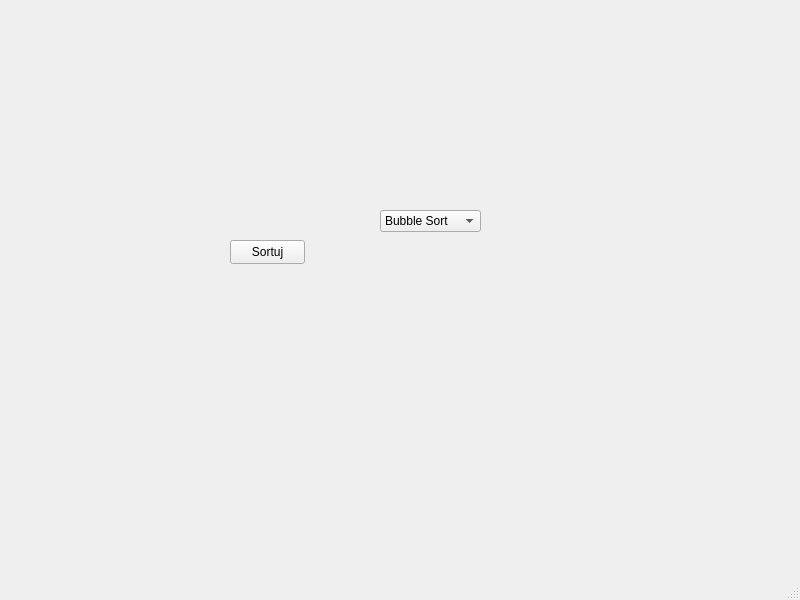
Above: algovisualizer.ui from FilipKocz/AlgoritmVisualizer before the change. Below: the same form after it.
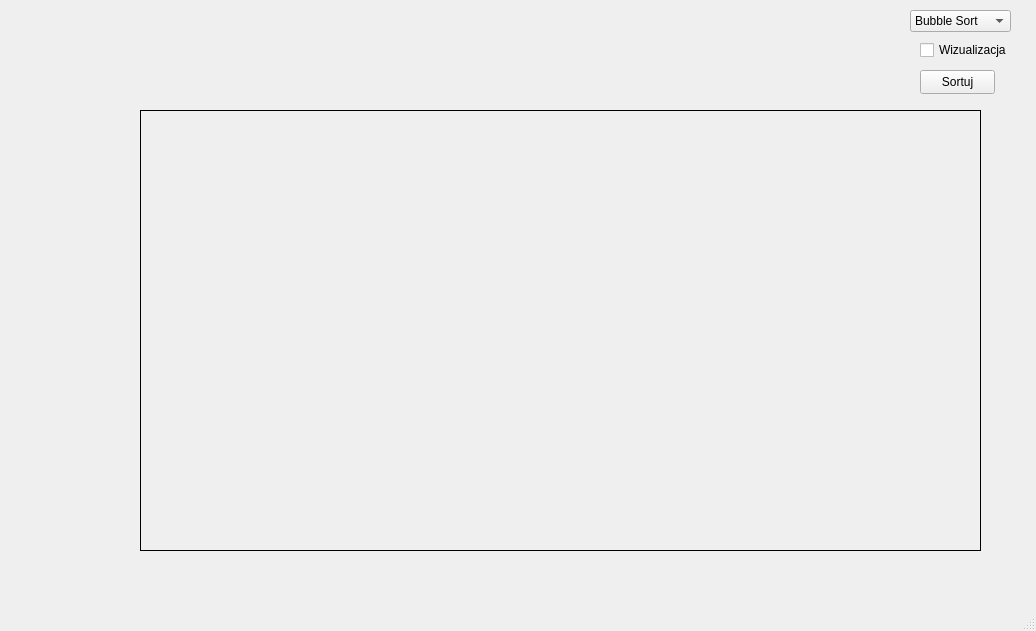
That is the form after the change.

```diff
--- a/algovisualizer.ui
+++ b/algovisualizer.ui
@@ -6,8 +6,8 @@
    <rect>
     <x>0</x>
     <y>0</y>
-    <width>800</width>
-    <height>600</height>
+    <width>1036</width>
+    <height>631</height>
    </rect>
   </property>
   <property name="windowTitle">
@@ -17,8 +17,8 @@
    <widget class="QComboBox" name="algoSelector">
     <property name="geometry">
      <rect>
-      <x>380</x>
-      <y>210</y>
+      <x>910</x>
+      <y>10</y>
       <width>101</width>
       <height>22</height>
      </rect>
@@ -42,8 +42,8 @@
    <widget class="QPushButton" name="sortButton">
     <property name="geometry">
      <rect>
-      <x>230</x>
-      <y>240</y>
+      <x>920</x>
+      <y>70</y>
       <width>75</width>
       <height>24</height>
      </rect>
@@ -55,16 +55,32 @@
    <widget class="QLabel" name="resultLabel">
     <property name="geometry">
      <rect>
-      <x>200</x>
-      <y>270</y>
-      <width>521</width>
-      <height>51</height>
+      <x>140</x>
+      <y>110</y>
+      <width>841</width>
+      <height>441</height>
      </rect>
     </property>
+    <property name="frameShape">
+     <enum>QFrame::Shape::Box</enum>
+    </property>
     <property name="text">
      <string/>
     </property>
    </widget>
+   <widget class="QCheckBox" name="visualizeCheckBox">
+    <property name="geometry">
+     <rect>
+      <x>920</x>
+      <y>40</y>
+      <width>91</width>
+      <height>20</height>
+     </rect>
+    </property>
+    <property name="text">
+     <string>Wizualizacja</string>
+    </property>
+   </widget>
   </widget>
   <widget class="QMenuBar" name="menubar">
    <property name="geometry">
```
Left out of the diff: 32 changed lines with no effect on the pictures.
